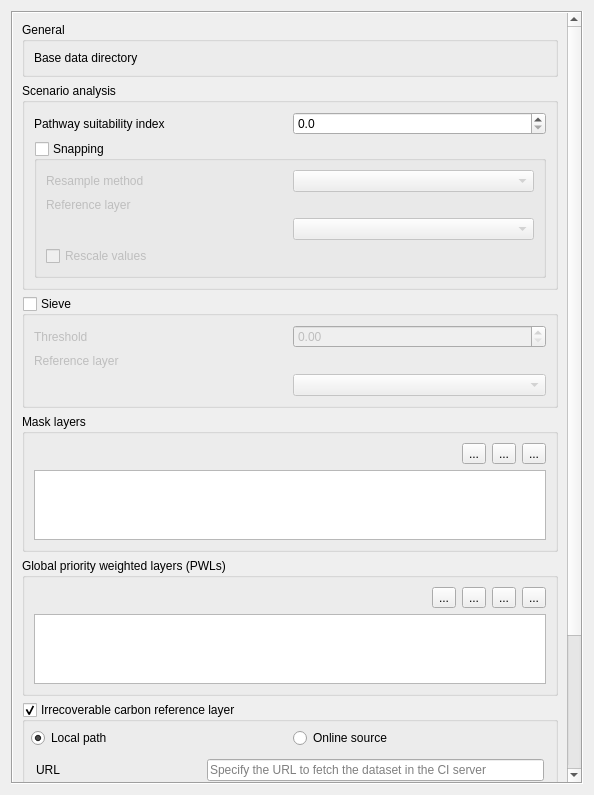
First picture: the form in src/cplus_plugin/ui/cplus_settings.ui, repository ConservationInternational/cplus-plugin, before the edit.
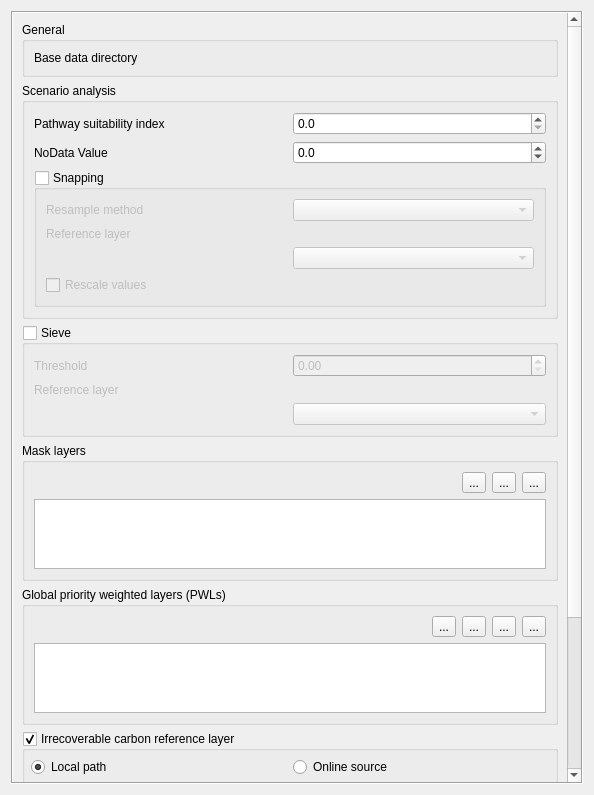
Second picture: the form after the edit. Custom widgets are drawn as their Qt base class.

Commit message: Add nodata value to the analysis configuration

```diff
--- a/src/cplus_plugin/ui/cplus_settings.ui
+++ b/src/cplus_plugin/ui/cplus_settings.ui
@@ -102,7 +102,30 @@
             </property>
            </widget>
           </item>
-          <item row="1" column="0" colspan="2">
+          <item row="1" column="0">
+           <widget class="QLabel" name="lbl_nodata_value">
+            <property name="text">
+             <string>NoData Value</string>
+            </property>
+           </widget>
+          </item>
+          <item row="1" column="1">
+           <widget class="QDoubleSpinBox" name="nodata_value_box">                       
+            <property name="singleStep">
+             <double>1.000000000000000</double>
+            </property>
+            <property name="decimals">
+             <number>1</number>
+            </property>
+            <property name="minimum">
+             <double>-3.4028235e+38</double>
+            </property>
+            <property name="maximum">
+             <double>3.4028235e+38</double>
+            </property>
+           </widget>
+          </item>
+          <item row="2" column="0" colspan="2">
            <widget class="QgsCollapsibleGroupBox" name="snapping_group_box">
             <property name="title">
              <string>Snapping</string>
```
The commit also changes 2 other files.
